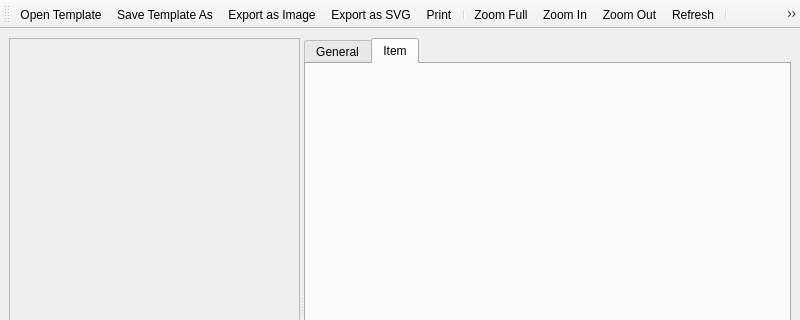
This is qgis/src/ui/qgscomposerbase.ui in sourcepole/qgis as Qt 5 draws it before an edit; both pictures show x 0 to 800 and y 0 to 320 of the 800 by 609 pixel window. The edited form follows.
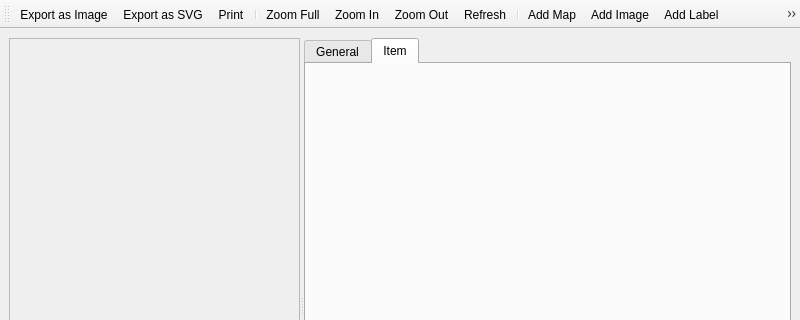
This is the edited form. Icons and pictures are not drawn.

Commit message: Removed template buttons in composer

Diff of the .ui file:
```diff
--- a/qgis/src/ui/qgscomposerbase.ui
+++ b/qgis/src/ui/qgscomposerbase.ui
@@ -229,8 +229,6 @@
    <attribute name="toolBarBreak" >
     <bool>false</bool>
    </attribute>
-   <addaction name="mActionOpenTemplate" />
-   <addaction name="mActionSaveTemplateAs" />
    <addaction name="mActionExportAsImage" />
    <addaction name="mActionExportAsSVG" />
    <addaction name="mActionPrint" />
@@ -247,22 +245,6 @@
    <addaction name="mActionAddNewScalebar" />
    <addaction name="mActionSelectMoveItem" />
   </widget>
-  <action name="mActionOpenTemplate" >
-   <property name="icon" >
-    <iconset>../themes/default/mActionFileOpen.png</iconset>
-   </property>
-   <property name="text" >
-    <string>&amp;Open Template...</string>
-   </property>
-  </action>
-  <action name="mActionSaveTemplateAs" >
-   <property name="icon" >
-    <iconset>../themes/default/mActionFileSaveAs.png</iconset>
-   </property>
-   <property name="text" >
-    <string>Save Template &amp;As...</string>
-   </property>
-  </action>
   <action name="mActionPrint" >
    <property name="icon" >
     <iconset>../themes/default/mActionFilePrint.png</iconset>
```
The commit also changes 1 other file.
